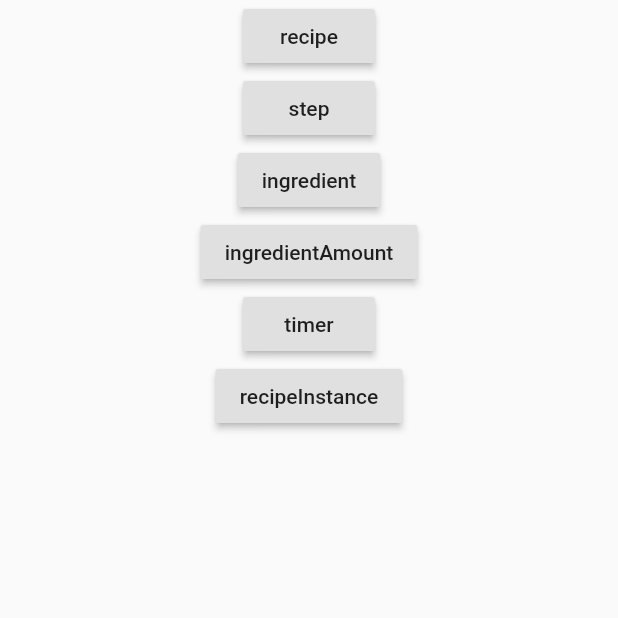
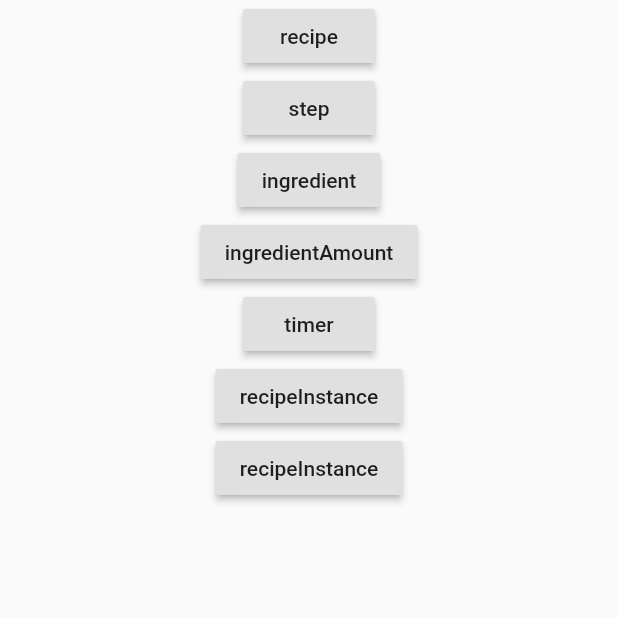
Before and after one commit to ucll-mobile-2021/project-arne-wally-s, a Flutter app: the screen it shows after launch, after a tap on "recipeInstance", on a phone screen of 412 x 824 dp, the top half of it. Run offline on Flutter 3.47's test engine with Material 2 defaults, Android fonts, the phone set to English and light mode, and no system bars; our stand-ins replace camera, shimmer, speech_to_text, sqflite; missing offline and left inert: esys_flutter_share; accounts and stored records are empty; generated files the repository leaves out were written again; network calls fail.

Commit message:
RecipeInstance

```diff
--- a/lib/DB/DB.dart
+++ b/lib/DB/DB.dart
@@ -1,5 +1,6 @@
 // Avoid errors caused by flutter upgrade.
 // Importing 'package:flutter/widgets.dart' is required.
+import 'package:abc_cooking/models/cart.dart';
 import 'package:abc_cooking/models/ingredient.dart';
 import 'package:abc_cooking/models/ingredient_amount.dart';
 import 'package:abc_cooking/models/recipe.dart';
@@ -34,16 +35,7 @@ class RecipeHelper{
   Future<Database>initializeDatabase() async {
     var dir = await getDatabasesPath();
     var path = dir + "recipe.db";
-    /*
-    var db1 = await openDatabase(path, version: 1,onCreate: (db,version){
-      db.execute('''
-      CREATE TABLE ingredient(name TEXT , measurement_unit TEXT ,type TEXT , price REAL , picture TEXT)''');
-    },);
-    */
-
-
     var database = await openDatabase(path,onConfigure: _onConfigure ,version: 1,onCreate: (db,version){
-
       db.execute('''
       CREATE TABLE ingredient(name TEXT PRIMARY KEY, measurement_unit TEXT,type TEXT, price REAL, picture TEXT)''');
       db.execute('''
@@ -55,11 +47,9 @@ class RecipeHelper{
       db.execute('''
       CREATE TABLE ingredient_amount(amount REAL, ingredientName TEXT ,id TEXT ,FOREIGN KEY(ingredientName) REFERENCES ingredient(name), FOREIGN KEY(id) REFERENCES recipe(id) ON DELETE CASCADE)''');
       db.execute('''
-      CREATE TABLE recipeinstance(id TEXT , persons INTEGER, FOREIGN KEY(id) REFERENCES recipe(id))''');
-     /*
+      CREATE TABLE recipeinstance(uuid TEXT PRIMARY KEY, recipeid TEXT , persons INTEGER, FOREIGN KEY(recipeid) REFERENCES recipe(id))''');
       db.execute('''
-      CREATE TABLE cart(double REAL, ingredient TEXT, REFERENCES recipe(id))''');*/
-
+      CREATE TABLE recipeselected(uuid TEXT PRIMARY KEY ,recipeinstance TEXT , selected INTEGER)''');
   },);
 
 
@@ -126,9 +116,34 @@ class RecipeHelper{
     }
     catch(ex){
       print("error in getIngredient(String name)");
+      //print(ex);
     }
 
   }
+  Future<RecipeInstance> getRecipeInstance(String uuid) async {
+    // Get a reference to the database.
+    final Database db = await database;
+    try {
+      final List<Map<String, dynamic>> maps = await db.query(
+          'recipeinstance', where: "uuid = '$uuid' ");
+
+      var recipeInstances = List.generate(maps.length, (i) async {
+        var recipe = await getRecipe(maps[i]['recipeid']);
+        var persons = maps[i]['persons'];
+        var uuid = maps[i]['uuid'];
+
+        return new RecipeInstance.fromDB(recipe, persons, uuid);
+      });
+      print("##########");
+      return recipeInstances[0];
+    }
+    catch (ex) {
+      print("error in getRecipeInstance(String name)");
+      print(ex);
+    }
+  }
+
+
   Future<Recipe> getRecipe(String id) async {
     // Get a reference to the database.
     final Database db = await database;
@@ -158,7 +173,8 @@ class RecipeHelper{
       return  recipes[0];
     }
     catch(ex){
-      print("error in getIngredient(String name)");
+      print("error in getRecipe(String name)");
+      //print(ex);
     }
 
   }
@@ -244,6 +260,8 @@ class RecipeHelper{
     });
     return ingredientAmounts;
   }
+//recipeselected
+
 
   Future<List<RecipeInstance>> recipeInstances() async {
     // Get a reference to the database.
@@ -252,15 +270,16 @@ class RecipeHelper{
 
     List<Recipe> recipes = [];
     for( var i = 0 ; i < maps.length; i++ ) {
-      //Ingredient temp = await getIngredient("name");
-      //recipes.add(temp);
+      print(maps[i]['recipeid']);
+      var temp = await getRecipe(maps[i]['recipeid']);
+      recipes.add(temp);
     }
-
     List<RecipeInstance> recipeInstances = List.generate(maps.length,(i) {
       //Ingredient ingredient = await getIngredient("name");
-      var recipeInstances =RecipeInstance(
+      var recipeInstances =RecipeInstance.fromDB(
         recipes[i],
         maps[i]['persons'],
+        maps[i]['uuid']
       );
       return recipeInstances;
     });
@@ -294,6 +313,11 @@ class RecipeHelper{
     return timers;
   }
 
+  void insertRecipeSelected(RecipeSelected recipeSelected) async{
+    var db = await this.database;
+    var result = await db.insert("recipeselected", recipeSelected.toJson(recipeSelected) );
+    print('result: $result');
+  }
 
   void insertRecipeInstance(RecipeInstance recipeInstancee) async{
     var db = await this.database;
@@ -332,7 +356,7 @@ class RecipeHelper{
     print('result: $result');
   }
 
-  void insertRecipe(Recipe recipe) async{
+  insertRecipe(Recipe recipe) async{
     var db = await this.database;
     try{
       var result = await db.insert("recipe", recipe.toMap());
--- a/lib/main.dart
+++ b/lib/main.dart
@@ -2,6 +2,7 @@
 import 'package:abc_cooking/cook/cook_page.dart';
 import 'package:abc_cooking/buy/buy_page.dart';
 import 'package:abc_cooking/appetite/appetite_page.dart';
+import 'package:abc_cooking/models/cart.dart';
 import 'package:abc_cooking/models/ingredient_amount.dart';
 import 'package:abc_cooking/models/timer.dart';
 import 'package:abc_cooking/services/service.dart';
@@ -184,27 +185,62 @@ class _MyHomePageState extends State<MyHomePage> {
           _recipeHelper.initializeDatabase().then((value) async{
             print('--------DB recipeInstance ready----------');
             //##########
-            Ingredient ingredient = new Ingredient("name", "measurement_unit", "type", 3.5, "picture");
-            List<Ingredient> list;
+            Ingredient ingredient = new Ingredient("name1", "measurement_unit", "type", 3.5, "picture");
+            Ingredientamount ingredientAmount = new Ingredientamount(ingredient, 1.2);
+            List<Ingredientamount> list;
             List<im.Step> list2;
             //var list = new List(1);
             list = new List(1);
             list2 = new List(1);
-            list[0] = ingredient;
+            list[0] = ingredientAmount;
             im.Step step = new im.Step(1,"a","b",1);
             list2[0] = step;
-            Recipe recipe = new Recipe("id3","name",3,true,true,1,30,2,null,list2,"picture" );
+            Recipe recipe = new Recipe("id4","name",3,true,true,1,30,2,list,list2,"picture" );
             //#############""
-
+            //await _recipeHelper.insertRecipe(recipe);
             RecipeInstance recipeInstance = new RecipeInstance(recipe, 5);
             _recipeHelper.insertRecipeInstance(recipeInstance);
+            var temp =await _recipeHelper.recipeInstances();
 
-            //print(_recipeHelper.);
-            //_recipeHelper.deleteRecipe("id2");
+
           });
-          // Set default people to latest used value
 
         },)
+
+      ),
+      Center( child: RaisedButton(
+        child: Text("recipeInstance"),
+        onPressed: () {
+          _recipeHelper.initializeDatabase().then((value) async{
+            print('--------DB recipeSelected ready----------');
+            //##########
+            Ingredient ingredient = new Ingredient("name1", "measurement_unit", "type", 3.5, "picture");
+            Ingredientamount ingredientAmount = new Ingredientamount(ingredient, 1.2);
+            List<Ingredientamount> list;
+            List<im.Step> list2;
+            //var list = new List(1);
+            list = new List(1);
+            list2 = new List(1);
+            list[0] = ingredientAmount;
+            im.Step step = new im.Step(1,"a","b",1);
+            list2[0] = step;
+            Recipe recipe = new Recipe("id4","name",3,true,true,1,30,2,list,list2,"picture" );
+            //#############""
+            await _recipeHelper.insertRecipe(recipe);
+            RecipeInstance recipeInstance = new RecipeInstance(recipe, 5);
+            await _recipeHelper.insertRecipeInstance(recipeInstance);
+            var recipeSelected = new RecipeSelected(recipeInstance);
+            _recipeHelper.insertRecipeSelected(recipeSelected);
+            var temp =await _recipeHelper.getRecipeInstance(recipeInstance.uuid);
+            //print(temp.uuid);
+            //print(temp.persons);
+            //print(temp.recipe.id);
+
+
+          });
+
+        },)
+
       ),
 
 
--- a/lib/models/cart.dart
+++ b/lib/models/cart.dart
@@ -2,6 +2,7 @@ import 'package:abc_cooking/models/ingredient.dart';
 import 'package:abc_cooking/models/recipe.dart';
 import 'package:path/path.dart';
 import 'package:sqflite/sqflite.dart';
+import 'package:uuid/uuid.dart';
 
 class Cart {
   static final Cart _singleton = Cart._internal();
@@ -87,8 +88,9 @@ class Cart {
 class RecipeSelected {
   RecipeInstance recipe;
   bool selected;
+  var uuid;
 
-  RecipeSelected(this.recipe) : this.selected = false;
+  RecipeSelected(this.recipe) : this.selected = false, this.uuid = Uuid().v4();
 
   void toggleSelect() {
     if (selected) {
@@ -98,6 +100,13 @@ class RecipeSelected {
     }
     selected = !selected;
   }
+
+  Map<String, dynamic> toJson(RecipeSelected recipeSelected) => <String, dynamic>{
+    'uuid': recipeSelected.uuid,
+    'recipeinstance': recipeSelected.recipe.uuid,
+    "selected": (recipeSelected.selected)? 1 : 0,
+  };
+
 }
 
 class IngredientAmountSelected {
--- a/lib/models/recipe.dart
+++ b/lib/models/recipe.dart
@@ -2,7 +2,9 @@ import 'package:json_annotation/json_annotation.dart';
 
 import 'ingredient_amount.dart';
 import 'step.dart';
+import 'package:uuid/uuid.dart';
 part 'recipe.g.dart';
+
 
 @JsonSerializable()
 class Recipe {
@@ -58,8 +60,13 @@ class Recipe {
 class RecipeInstance {
   final Recipe recipe;
   final int persons;
+  var uuid;
 
-  RecipeInstance(this.recipe, this.persons) : super();
+  RecipeInstance(this.recipe, this.persons) : super(){
+    this.uuid =  Uuid().v4();
+
+  }
+  RecipeInstance.fromDB(this.recipe, this.persons,this.uuid) : super();
 
   @override
   String toString() {
@@ -67,7 +74,8 @@ class RecipeInstance {
   }
 
   Map<String, dynamic> toJson(RecipeInstance instance) => <String, dynamic>{
-    'id': instance.recipe.id,
+    'uuid': instance.uuid,
+    'recipeid': instance.recipe.id,
     'persons': instance.persons,
   };
 
--- a/pubspec.yaml
+++ b/pubspec.yaml
@@ -34,6 +34,7 @@ dependencies:
   path: ^1.7.0
   esys_flutter_share: ^1.0.2
   sqflite: ^1.3.1
+  uuid: ^2.2.2
 
 
 
```
Also changed, not shown: pubspec.lock.
